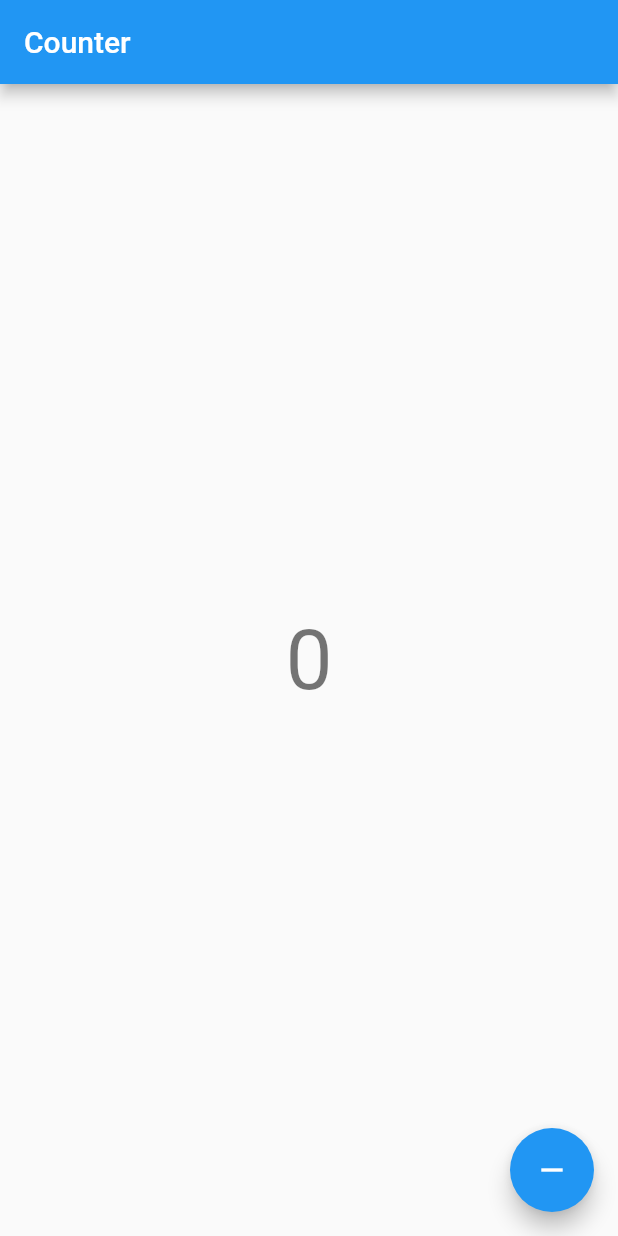
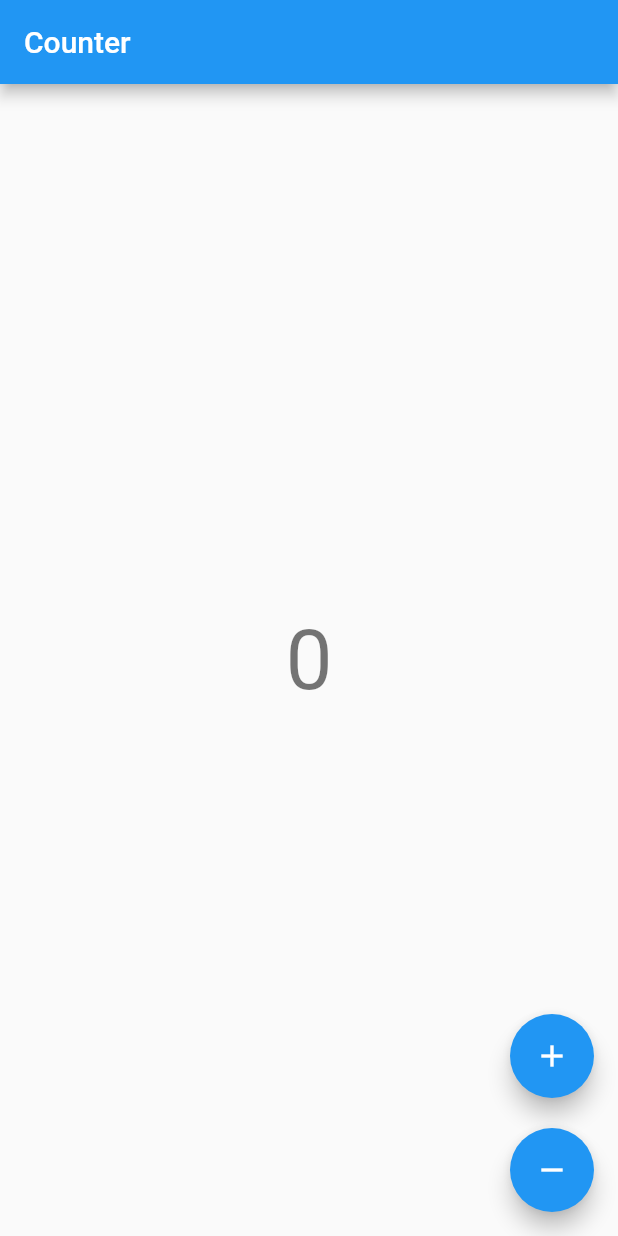
Before and after one commit to symbolisticism/bloc_counter_tutorial, a Flutter app: the screen it shows after launch, on a phone screen of 412 x 824 dp. Run offline on Flutter 3.47's test engine with Material 2 defaults, Android fonts, the phone set to English and light mode, and no system bars; our stand-ins replace bloc, flutter_bloc.

Commit message:
added increment FloatingActionButton and functionality

```diff
--- a/lib/counter/view/counter_view.dart
+++ b/lib/counter/view/counter_view.dart
@@ -30,10 +30,16 @@ class CounterView extends StatelessWidget {
         crossAxisAlignment: CrossAxisAlignment.end,
         children: <Widget>[
           FloatingActionButton(
+            key: const Key('counterView_increment_floatingActionButton'),
+            child: const Icon(Icons.add),
+            onPressed: () => context.read<CounterCubit>().increment(),
+          ),
+          const SizedBox(height: 20),
+          FloatingActionButton(
             key: const Key('counterView_decrement_floatingActionButton'),
             child: const Icon(Icons.remove),
             onPressed: () => context.read<CounterCubit>().decrement(),
-          )
+          ),
         ],
       ),
     );
```
